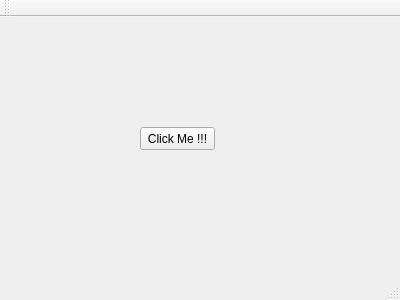
First picture: the form in FirstGUI/mainwindow.ui, repository toanalien/QT-QuickStart, before the edit.
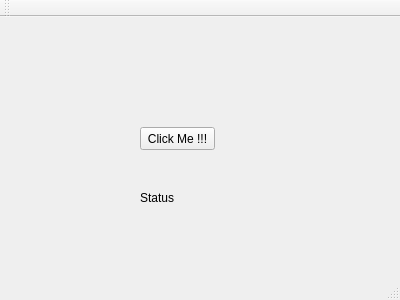
Second picture: the form after the edit.

Commit message: add label status

The edit to the form file:
```diff
--- a/FirstGUI/mainwindow.ui
+++ b/FirstGUI/mainwindow.ui
@@ -27,6 +27,19 @@
      <string>Click Me !!!</string>
     </property>
    </widget>
+   <widget class="QLabel" name="label">
+    <property name="geometry">
+     <rect>
+      <x>140</x>
+      <y>160</y>
+      <width>131</width>
+      <height>41</height>
+     </rect>
+    </property>
+    <property name="text">
+     <string>Status</string>
+    </property>
+   </widget>
   </widget>
   <widget class="QMenuBar" name="menuBar">
    <property name="geometry">
```
